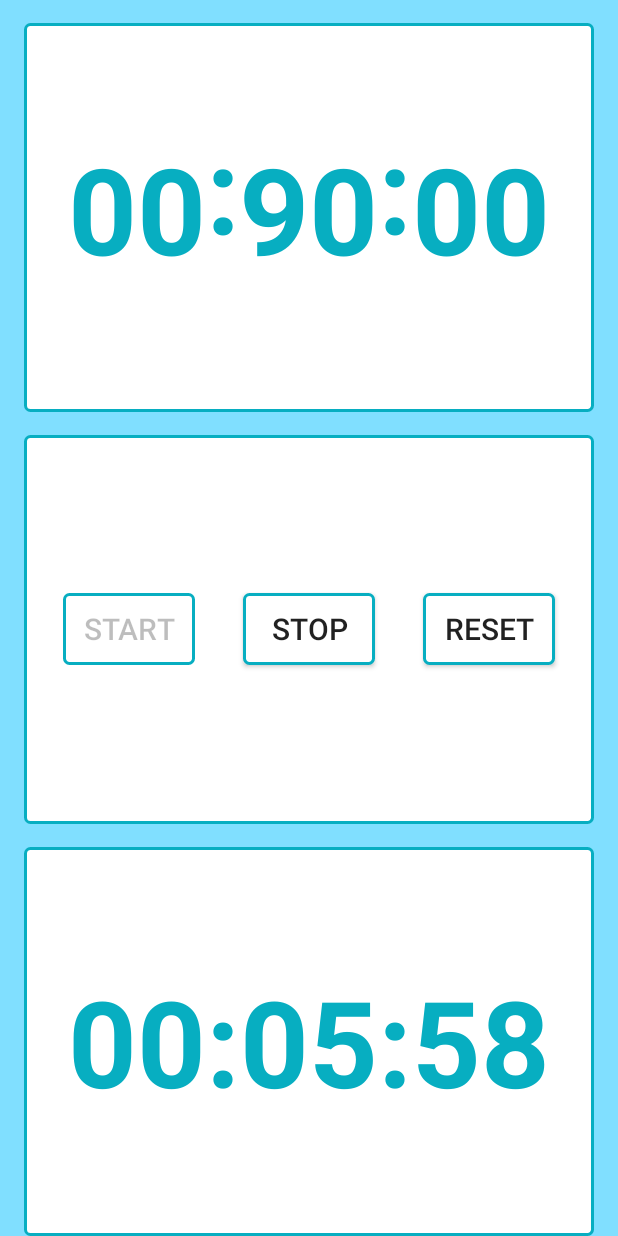
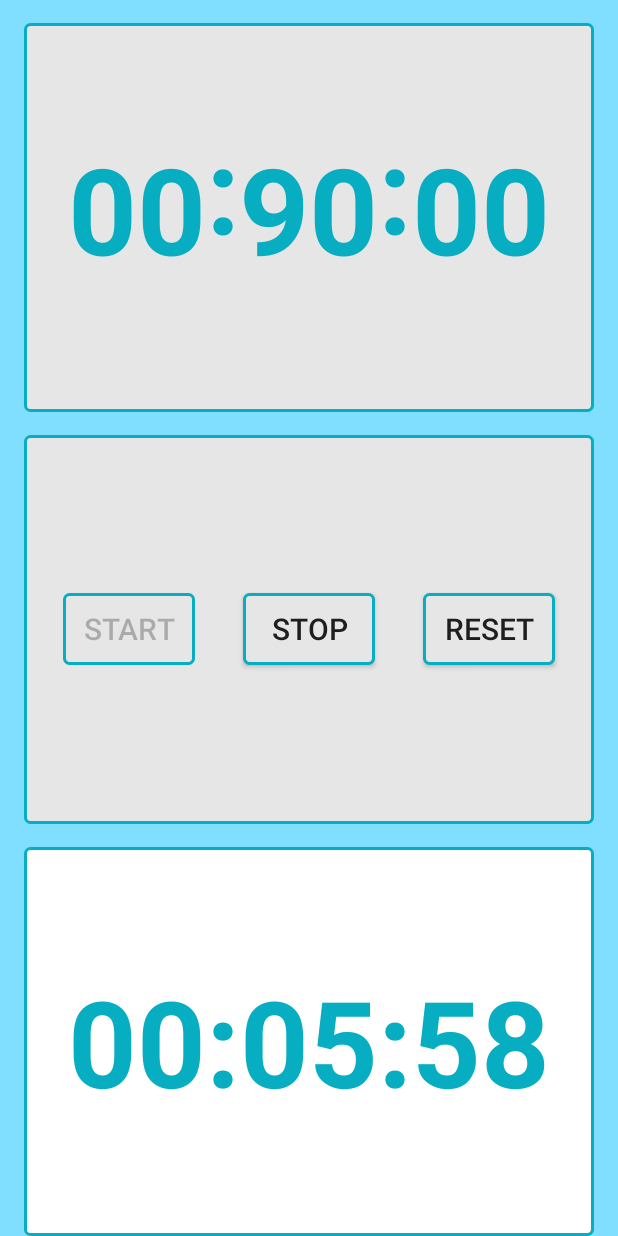
Before and after one commit to nitinmehtaa/Chess-Ticker, an Android app: the screen it shows after launch (HomeScreenActivity), after a tap on "START", on a phone screen of 412 x 824 dp. Run offline under Robolectric (Android 15) with nearby library versions, the light colour scheme and no system bars.

Commit message:
Theme related changes

```diff
--- a/app/src/main/AndroidManifest.xml
+++ b/app/src/main/AndroidManifest.xml
@@ -1,6 +1,7 @@
 <?xml version="1.0" encoding="utf-8"?>
 <manifest xmlns:android="http://schemas.android.com/apk/res/android"
     package="com.chessticker.nitinmehta.chessticker">
+    <uses-permission android:name="android.permission.VIBRATE"/>
 
     <application
         android:allowBackup="true"
--- a/app/src/main/java/com/chessticker/nitinmehta/chessticker/AdvanceCountDownTimer.java
+++ b/app/src/main/java/com/chessticker/nitinmehta/chessticker/CustomCountDownTimer.java
@@ -3,11 +3,12 @@ package com.chessticker.nitinmehta.chessticker;
 /**
  * Created by NitinMehta on 07/02/2018.
  */
+import android.os.CountDownTimer;
 import android.os.Handler;
 import android.os.SystemClock;
 import android.os.Message;
 
-public abstract class AdvanceCountDownTimer {
+public abstract class CustomCountDownTimer {
     /**
      * Millis since epoch when alarm should stop.
      */
@@ -33,7 +34,7 @@ public abstract class AdvanceCountDownTimer {
      * @param countDownInterval The interval along the way to receive
      *   {@link #onTick(long)} callbacks.
      */
-    public AdvanceCountDownTimer(long millisInFuture, long countDownInterval) {
+    public CustomCountDownTimer(long millisInFuture, long countDownInterval) {
         mMillisInFuture = millisInFuture;
         mCountdownInterval = countDownInterval;
     }
@@ -51,7 +52,7 @@ public abstract class AdvanceCountDownTimer {
     /**
      * Start the countdown.
      */
-    public synchronized final AdvanceCountDownTimer start() {
+    public synchronized final CustomCountDownTimer start() {
         if (mMillisInFuture <= 0) {
             onFinish();
             return this;
@@ -103,7 +104,7 @@ public abstract class AdvanceCountDownTimer {
         @Override
         public void handleMessage(Message msg) {
 
-            synchronized (AdvanceCountDownTimer.this) {
+            synchronized (CustomCountDownTimer.this) {
                 if (!mPaused) {
                     final long millisLeft = mStopTimeInFuture - SystemClock.elapsedRealtime();
 
--- a/app/src/main/res/drawable/customborder.xml
+++ b/app/src/main/res/drawable/customborder_gray_background.xml
@@ -1,8 +1,8 @@
 <?xml version="1.0" encoding="utf-8"?>
 <shape xmlns:android="http://schemas.android.com/apk/res/android">
     <corners android:radius="3dp"/>
-    <padding android:left="10dp" android:right="10dp" android:top="10dp" android:bottom="10dp"/>
+    <padding android:left="1dp" android:right="1dp" android:top="1dp" android:bottom="1dp"/>
     <stroke android:width="2dp" android:color="#07aec1"/>
-    <solid android:color="#ffffff"/>
+    <solid android:color="@color/grayColor"/>
 
 </shape>
--- /dev/null
+++ b/app/src/main/res/drawable/customborder_white_background.xml
@@ -0,0 +1,7 @@
+<?xml version="1.0" encoding="utf-8"?>
+<shape xmlns:android="http://schemas.android.com/apk/res/android">
+    <corners android:radius="3dp"/>
+    <padding android:left="1dp" android:right="1dp" android:top="1dp" android:bottom="1dp"/>
+    <stroke android:width="2dp" android:color="#07aec1"/>
+    <solid android:color="@color/whiteColor"/>
+</shape>
--- a/app/src/main/res/layout/activity_home_screen.xml
+++ b/app/src/main/res/layout/activity_home_screen.xml
@@ -11,6 +11,7 @@
 
     <LinearLayout
         android:id="@+id/topLayout"
+        android:orientation="vertical"
         android:layout_width="match_parent"
         android:layout_height="0dp"
         android:layout_marginLeft="16dp"
@@ -18,7 +19,7 @@
         android:layout_marginTop="15dp"
         android:layout_weight="1"
         android:gravity="center"
-        android:background="@drawable/customborder">
+        android:background="@drawable/customborder_gray_background">
 
         <TextView
             android:id="@+id/watch2"
@@ -40,7 +41,7 @@
         android:layout_marginTop="15dp"
         android:layout_weight="1"
         android:gravity="center"
-        android:background="@drawable/customborder"
+        android:background="@drawable/customborder_gray_background"
         android:orientation="horizontal">
 
         <Button
@@ -49,7 +50,7 @@
             android:layout_height="wrap_content"
             android:layout_margin="16dp"
             android:textSize="20dp"
-            android:background="@drawable/customborder"
+            android:background="@drawable/customborder_gray_background"
             android:text="@string/start" />
 
         <Button
@@ -58,7 +59,7 @@
             android:layout_height="wrap_content"
             android:layout_margin="16dp"
             android:textSize="20dp"
-            android:background="@drawable/customborder"
+            android:background="@drawable/customborder_gray_background"
             android:text="@string/stop" />
 
         <Button
@@ -67,7 +68,7 @@
             android:layout_height="wrap_content"
             android:layout_margin="16dp"
             android:textSize="20dp"
-            android:background="@drawable/customborder"
+            android:background="@drawable/customborder_gray_background"
             android:text="@string/reset" />
 
     </LinearLayout>
@@ -82,7 +83,7 @@
         android:layout_marginTop="15dp"
         android:layout_weight="1"
         android:gravity="center"
-        android:background="@drawable/customborder">
+        android:background="@drawable/customborder_gray_background">
 
         <TextView
             android:id="@+id/watch1"
--- a/app/src/main/res/values/colors.xml
+++ b/app/src/main/res/values/colors.xml
@@ -5,4 +5,6 @@
     <color name="colorAccent">#FF4081</color>
     <color name="buttonColor">#cccccc</color>
     <color name="navbarColor">#000000</color>
+    <color name="whiteColor">#ffffff</color>
+    <color name="grayColor">#e6e6e6</color>
 </resources>
```
Also changed, not shown: app/src/main/java/com/chessticker/nitinmehta/chessticker/HomeScreenActivity.java (+34 -9 lines).
